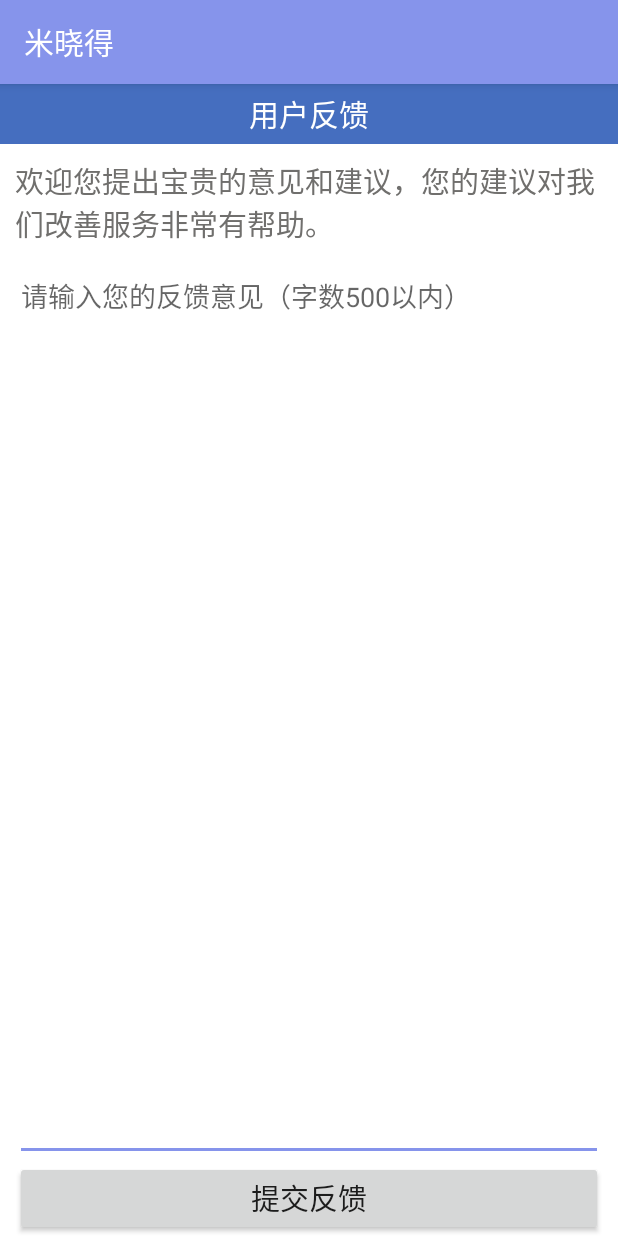
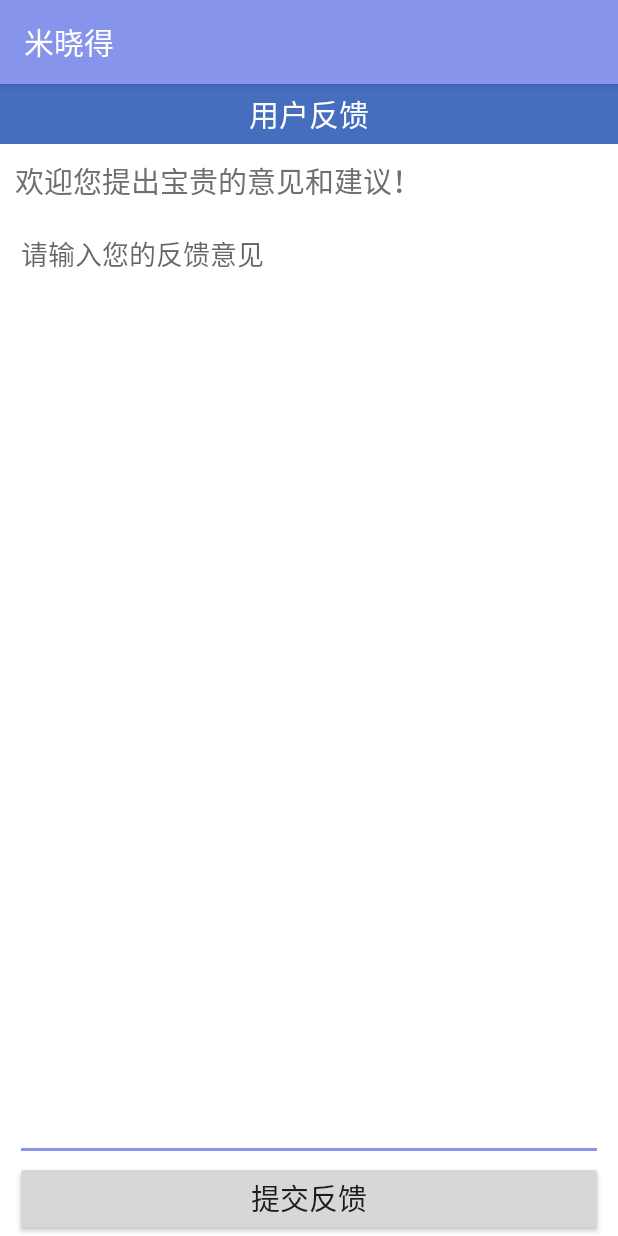
Before and after one commit to bearWDNMD/AndroidRiceMan, an Android app: the fragment FeedbackFragment shown on its own in the app's theme, on a phone screen of 412 x 824 dp. Run offline under Robolectric (Android 15) with nearby library versions, the phone set to English and light mode, and no system bars.

Commit message:
优化界面

```diff
--- a/app/src/main/res/layout/fragment_feedback.xml
+++ b/app/src/main/res/layout/fragment_feedback.xml
@@ -27,7 +27,7 @@
             android:textColor="#706F6D"
             android:layout_marginTop="10dp"
             android:layout_marginBottom="10dp"
-            android:text="欢迎您提出宝贵的意见和建议，您的建议对我们改善服务非常有帮助。">
+            android:text="欢迎您提出宝贵的意见和建议！">
         </TextView>
 
         <RelativeLayout android:layout_width="fill_parent"
@@ -37,7 +37,7 @@
                 android:layout_height="fill_parent"
                 android:maxEms="10"
                 android:minEms="10"
-                android:hint="请输入您的反馈意见（字数500以内）"
+                android:hint="请输入您的反馈意见"
                 android:gravity="top"
                 android:layout_marginBottom="50dip"/>
             <Button android:id="@+id/feedback_submit"
```
